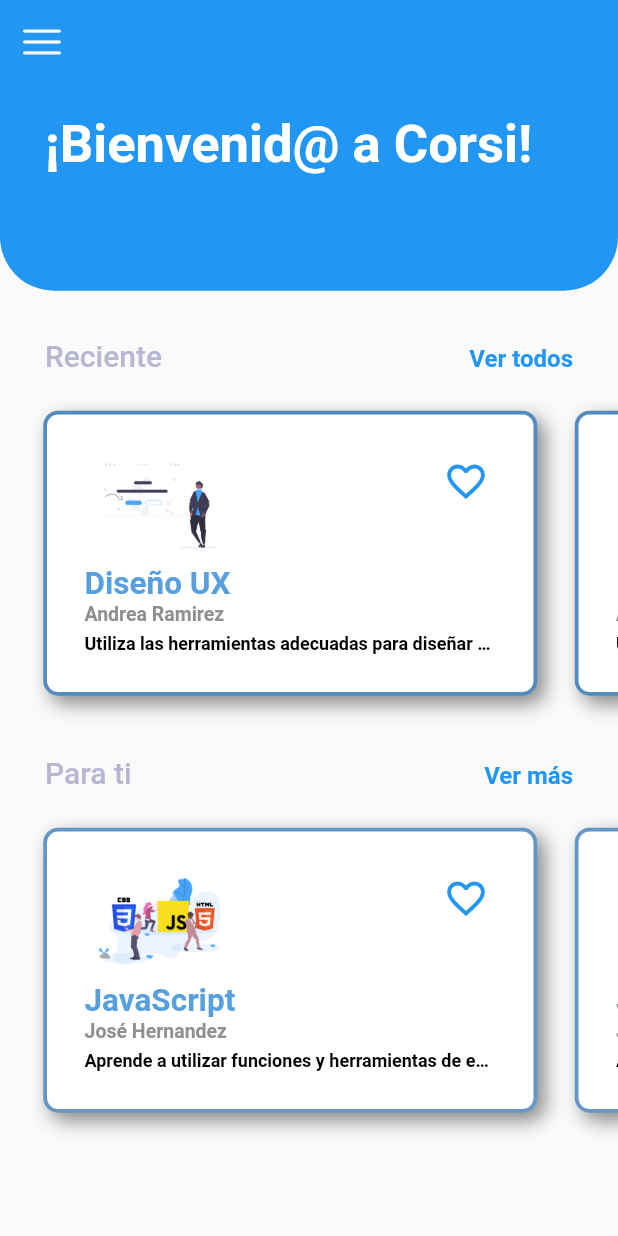
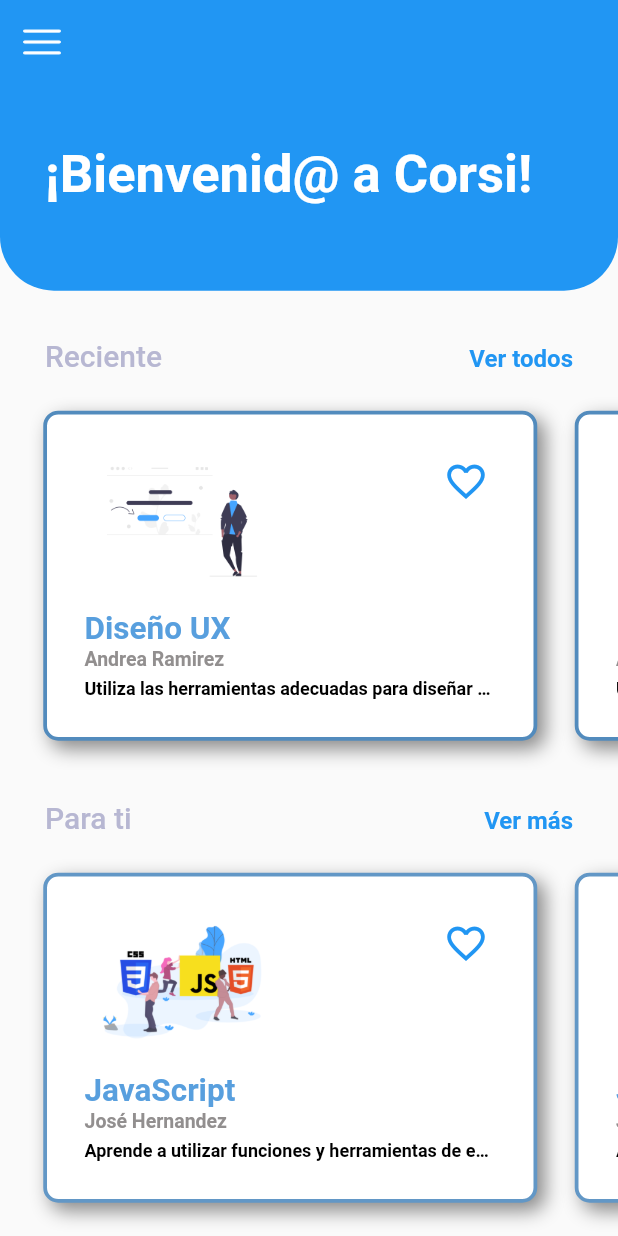
Before and after one commit to Exodus-Titan/Entrega-de-Flutter-Desarrollo, a Flutter app: the screen it shows after launch, on a phone screen of 412 x 824 dp. Run offline on Flutter 3.47's test engine with Material 2 defaults, Android fonts, the phone set to English and light mode, and no system bars; drawn by our look-alikes of carousel_slider, like_button.

Commit message:
Pequeños cambios
Algunos cambios relacionados con los tamaños y las adaptaciones de los containers entre los dispositivos

```diff
--- a/flutter_app_1/lib/componentes/cursos_recientes.dart
+++ b/flutter_app_1/lib/componentes/cursos_recientes.dart
@@ -12,7 +12,7 @@ class CarouselCursosRecientes extends StatelessWidget {
         enableInfiniteScroll: false,
         reverse: false,
         viewportFraction: 0.86,
-        height: 230.0,
+        height: 260.0,
       ),
       items: const <Widget>[
         //se elimina el widget y se agrega la lista de cursos
--- a/flutter_app_1/lib/componentes/cursos_recomendados.dart
+++ b/flutter_app_1/lib/componentes/cursos_recomendados.dart
@@ -12,7 +12,7 @@ class CarouselCursosRecomendados extends StatelessWidget {
         enableInfiniteScroll: false,
         reverse: false,
         viewportFraction: 0.86,
-        height: 230.0,
+        height: 260.0,
       ),
       items: const <Widget>[
         //se elimina el widget y se agrega la lista de cursos
--- a/flutter_app_1/lib/componentes/item_cursos_recientes.dart
+++ b/flutter_app_1/lib/componentes/item_cursos_recientes.dart
@@ -40,6 +40,7 @@ Widget itemCursoReciente(BuildContext context) {
         padding: const EdgeInsets.all(25.0),
         child: Column(
           mainAxisAlignment: MainAxisAlignment.spaceBetween,
+          crossAxisAlignment: CrossAxisAlignment.stretch,
           children: <Widget>[
             Row(
               mainAxisAlignment: MainAxisAlignment.spaceBetween,
@@ -82,7 +83,7 @@ Widget cursoLogo() {
       borderRadius: BorderRadius.circular(10.0),
       child: Image.asset(
         'assets/imgs/CursoUX.png', //this.curso.logoCurso
-        width: 100.0,
+        width: 130.0,
       ),
     ),
   );
--- a/flutter_app_1/lib/componentes/item_cursos_recomendados.dart
+++ b/flutter_app_1/lib/componentes/item_cursos_recomendados.dart
@@ -36,6 +36,7 @@ Widget itemCursoRecomendado(BuildContext context) {
         padding: const EdgeInsets.all(25.0),
         child: Column(
           mainAxisAlignment: MainAxisAlignment.spaceBetween,
+          crossAxisAlignment: CrossAxisAlignment.stretch,
           children: <Widget>[
             Row(
               mainAxisAlignment: MainAxisAlignment.spaceBetween,
@@ -78,7 +79,7 @@ Widget cursoLogo() {
       borderRadius: BorderRadius.circular(10.0),
       child: Image.asset(
         'assets/imgs/CursoJavaScript.png', //this.nombre.logoCurso
-        width: 100.0,
+        width: 130.0,
         fit: BoxFit.cover,
       ),
     ),
--- a/flutter_app_1/lib/pantallas/pantalla_cursos.dart
+++ b/flutter_app_1/lib/pantallas/pantalla_cursos.dart
@@ -7,7 +7,7 @@ class PantallaCursos extends StatelessWidget {
 
 // agregar lista para cursos recientes
 
-//agregarlista para cursos recomendados
+//agregar lista para cursos recomendados
 
 
   @override
@@ -46,7 +46,7 @@ Widget body(context) {
           child: Stack(
             children: <Widget> [
               Container(
-                padding: const EdgeInsets.symmetric(vertical: 20.0, horizontal: 30.0),
+                padding: const EdgeInsets.symmetric(vertical: 40.0, horizontal: 30.0),
                 height: size.height * 0.2 - 27,
                 decoration: const BoxDecoration(
                   color: Color(0xFF2196F3),
```
